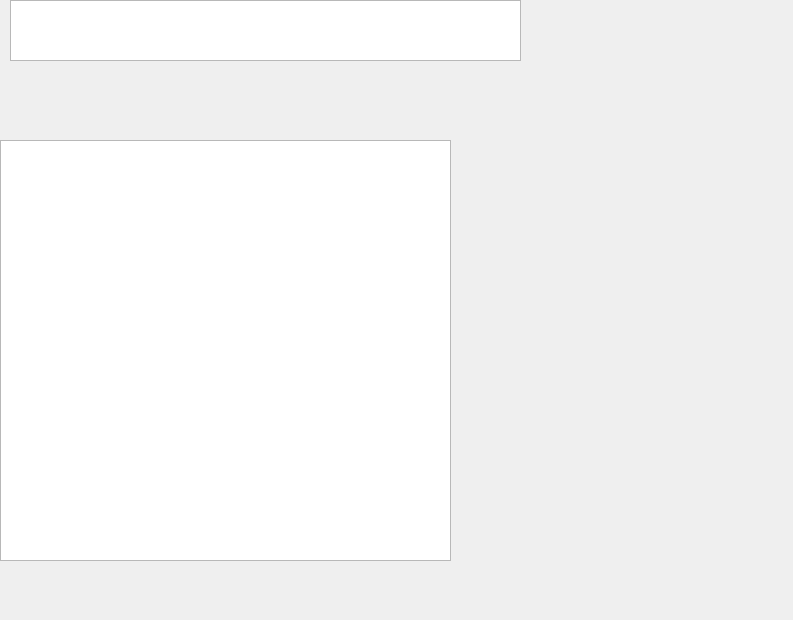
This is country_info.ui in 4ymazik/TourismAssistant as Qt 5 draws it before an edit. The edited form follows.
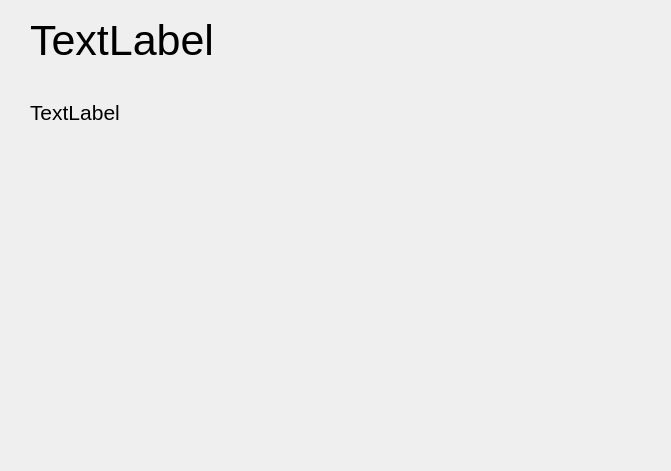
This is the edited form.

Commit message: добавлена подробная информация о странах и изменен дизайн

```diff
--- a/country_info.ui
+++ b/country_info.ui
@@ -6,61 +6,17 @@
    <rect>
     <x>0</x>
     <y>0</y>
-    <width>793</width>
-    <height>620</height>
+    <width>671</width>
+    <height>471</height>
    </rect>
   </property>
   <property name="windowTitle">
    <string>Form</string>
   </property>
-  <widget class="QTextBrowser" name="text">
-   <property name="geometry">
-    <rect>
-     <x>0</x>
-     <y>140</y>
-     <width>451</width>
-     <height>421</height>
-    </rect>
-   </property>
-   <property name="font">
-    <font>
-     <pointsize>15</pointsize>
-    </font>
-   </property>
-   <property name="html">
-    <string>&lt;!DOCTYPE HTML PUBLIC &quot;-//W3C//DTD HTML 4.0//EN&quot; &quot;http://www.w3.org/TR/REC-html40/strict.dtd&quot;&gt;
-&lt;html&gt;&lt;head&gt;&lt;meta name=&quot;qrichtext&quot; content=&quot;1&quot; /&gt;&lt;style type=&quot;text/css&quot;&gt;
-p, li { white-space: pre-wrap; }
-&lt;/style&gt;&lt;/head&gt;&lt;body style=&quot; font-family:'MS Shell Dlg 2'; font-size:15pt; font-weight:400; font-style:normal;&quot;&gt;
-&lt;p style=&quot;-qt-paragraph-type:empty; margin-top:0px; margin-bottom:0px; margin-left:0px; margin-right:0px; -qt-block-indent:0; text-indent:0px;&quot;&gt;&lt;br /&gt;&lt;/p&gt;&lt;/body&gt;&lt;/html&gt;</string>
-   </property>
-  </widget>
-  <widget class="QTextBrowser" name="country_name">
-   <property name="geometry">
-    <rect>
-     <x>10</x>
-     <y>0</y>
-     <width>511</width>
-     <height>61</height>
-    </rect>
-   </property>
-   <property name="font">
-    <font>
-     <pointsize>30</pointsize>
-    </font>
-   </property>
-   <property name="html">
-    <string>&lt;!DOCTYPE HTML PUBLIC &quot;-//W3C//DTD HTML 4.0//EN&quot; &quot;http://www.w3.org/TR/REC-html40/strict.dtd&quot;&gt;
-&lt;html&gt;&lt;head&gt;&lt;meta name=&quot;qrichtext&quot; content=&quot;1&quot; /&gt;&lt;style type=&quot;text/css&quot;&gt;
-p, li { white-space: pre-wrap; }
-&lt;/style&gt;&lt;/head&gt;&lt;body style=&quot; font-family:'MS Shell Dlg 2'; font-size:30pt; font-weight:400; font-style:normal;&quot;&gt;
-&lt;p style=&quot;-qt-paragraph-type:empty; margin-top:0px; margin-bottom:0px; margin-left:0px; margin-right:0px; -qt-block-indent:0; text-indent:0px;&quot;&gt;&lt;br /&gt;&lt;/p&gt;&lt;/body&gt;&lt;/html&gt;</string>
-   </property>
-  </widget>
   <widget class="QLabel" name="flag">
    <property name="geometry">
     <rect>
-     <x>617</x>
+     <x>460</x>
      <y>80</y>
      <width>141</width>
      <height>141</height>
@@ -70,6 +26,45 @@
     <string/>
    </property>
   </widget>
+  <widget class="QLabel" name="text">
+   <property name="geometry">
+    <rect>
+     <x>30</x>
+     <y>100</y>
+     <width>361</width>
+     <height>331</height>
+    </rect>
+   </property>
+   <property name="font">
+    <font>
+     <pointsize>16</pointsize>
+    </font>
+   </property>
+   <property name="text">
+    <string>TextLabel</string>
+   </property>
+   <property name="alignment">
+    <set>Qt::AlignLeading|Qt::AlignLeft|Qt::AlignTop</set>
+   </property>
+  </widget>
+  <widget class="QLabel" name="country_name">
+   <property name="geometry">
+    <rect>
+     <x>30</x>
+     <y>10</y>
+     <width>511</width>
+     <height>61</height>
+    </rect>
+   </property>
+   <property name="font">
+    <font>
+     <pointsize>32</pointsize>
+    </font>
+   </property>
+   <property name="text">
+    <string>TextLabel</string>
+   </property>
+  </widget>
  </widget>
  <resources/>
  <connections/>
```
The commit also changes 4 other files.
